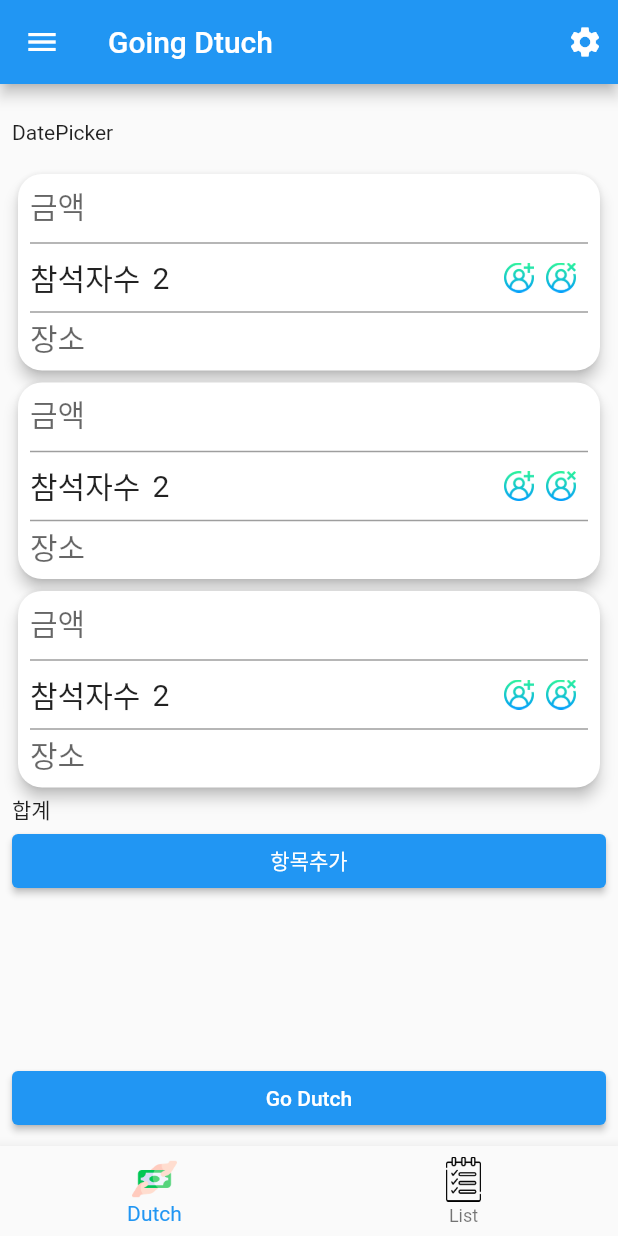
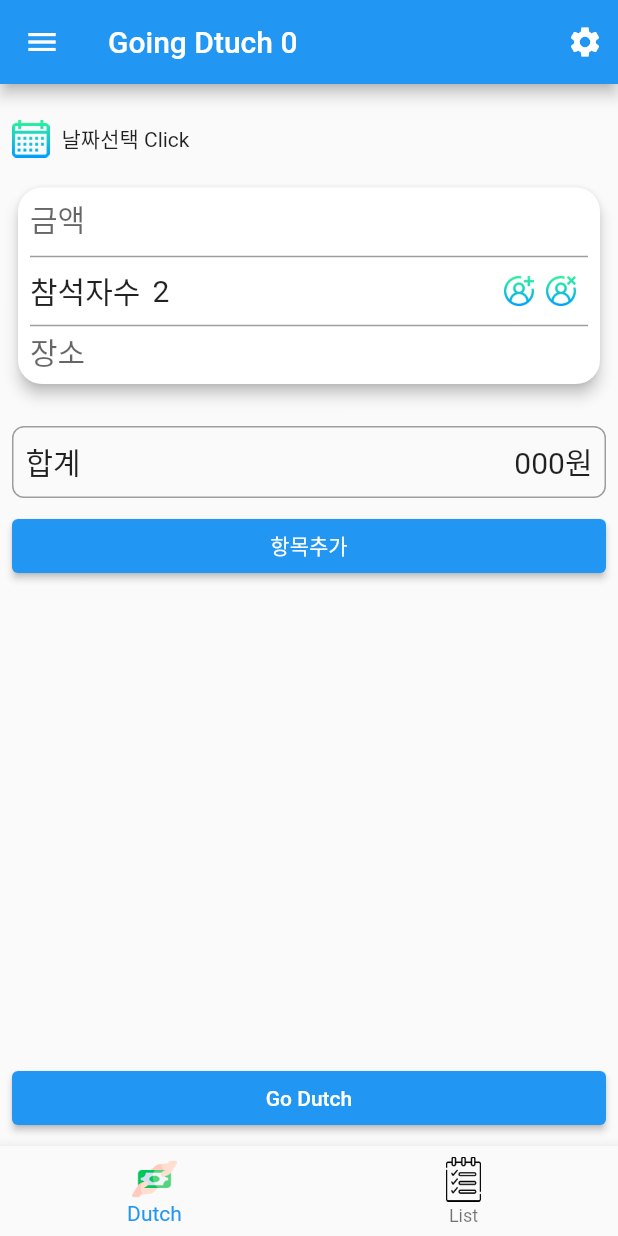
Before and after one commit to sirorong2/going_dutch, a Flutter app: the screen it shows after launch, on a phone screen of 412 x 824 dp. Run offline on Flutter 3.47's test engine with Material 2 defaults, Android fonts, the light colour scheme and no system bars; missing offline and left inert: kpostal.

Commit message:
202302022058

```diff
--- a/lib/screen/dutch_list.dart
+++ b/lib/screen/dutch_list.dart
@@ -1,12 +1,21 @@
 import 'package:flutter/material.dart';
+import 'package:kpostal/kpostal.dart';
 
-class DutchList extends StatelessWidget {
-  int attendance=2;
+class DutchList extends StatefulWidget {
+
   DutchList({Key? key}) : super(key: key);
 
   @override
+  State<DutchList> createState() => _DutchListState();
+}
+
+class _DutchListState extends State<DutchList> {
+  int attendance=2;
+
+  int itemMaxCount=1;
+
+  @override
   Widget build(BuildContext context) {
-    int itemMaxCount = 3;
     return ListView.builder(
       itemBuilder: (context, index) {
         return Column(
@@ -14,11 +23,35 @@ class DutchList extends StatelessWidget {
           children: [
             _DutchItemCard(
             ),
-            if (index == itemMaxCount - 1) Text('합계'),
+            SizedBox(height: 8.0,),
             if (index == itemMaxCount - 1)
-              ElevatedButton(
-                onPressed: () {},
-                child: Text('항목추가'),
+              Column(
+                crossAxisAlignment: CrossAxisAlignment.stretch,
+                children: [
+                  SizedBox(height: 16.0,),
+                  Container(
+                    decoration: BoxDecoration(border: Border.all(color: Colors.grey),borderRadius: BorderRadius.circular(8.0)),
+                    child: Padding(
+                      padding: const EdgeInsets.all(8.0),
+                      child: Row(
+                        mainAxisAlignment: MainAxisAlignment.spaceBetween,
+                        children: [
+                          Text('합계',style: TextStyle(fontSize: 20.0),),
+                          Text('000원',style: TextStyle(fontSize: 20.0),),
+                        ],
+                      ),
+                    ),
+                  ),
+                  SizedBox(height: 8.0,),
+                  ElevatedButton(
+                    onPressed: () {
+                      setState(() {
+                        itemMaxCount++;
+                      });
+                    },
+                    child: Text('항목추가'),
+                  ),
+                ],
               ),
           ],
         );
@@ -30,7 +63,7 @@ class DutchList extends StatelessWidget {
 
 class _DutchItemCard extends StatefulWidget {
 
-  _DutchItemCard({Key? key,}) : super(key: key);
+  const _DutchItemCard({Key? key,}) : super(key: key);
 
   @override
   State<_DutchItemCard> createState() => _DutchItemCardState();
@@ -38,6 +71,10 @@ class _DutchItemCard extends StatefulWidget {
 
 class _DutchItemCardState extends State<_DutchItemCard> {
   int attendance=2;
+
+  String postCode = '-';
+  String address = '-';
+
   @override
   Widget build(BuildContext context) {
     return Card(
@@ -132,12 +169,27 @@ class _DutchItemCardState extends State<_DutchItemCard> {
               color: Colors.grey,
             ),
             TextField(
+              onTap: () async {
+                await Navigator.push(
+                  context,
+                  MaterialPageRoute(
+                    builder: (_) => KpostalView(
+                      callback: (Kpostal result) {
+                        setState(() {
+                          this.postCode = result.postCode;
+                          this.address = result.address;
+                        });
+                      },
+                    ),
+                  ),
+                );
+              },
               style: TextStyle(fontSize: 20.0),
               decoration: InputDecoration(
                 border: InputBorder.none,
                 isCollapsed: true,
                 label: Text(
-                  '장소',
+                  this.postCode == '-' || this.address == '-' ? '장소' : this.address,
                   style: TextStyle(fontSize: 20.0),
                 ),
               ),
--- a/lib/screen/dutch_page.dart
+++ b/lib/screen/dutch_page.dart
@@ -1,21 +1,96 @@
 import 'package:flutter/material.dart';
 import 'package:going_dutch/screen/dutch_list.dart';
+import 'package:flutter/cupertino.dart';
 
-class Dutch_page extends StatelessWidget {
-  const Dutch_page({Key? key}) : super(key: key);
+class DutchPage extends StatefulWidget {
+  const DutchPage({Key? key}) : super(key: key);
 
   @override
+  State<DutchPage> createState() => _DutchPageState();
+}
+
+class _DutchPageState extends State<DutchPage> {
+  @override
   Widget build(BuildContext context) {
+    DateTime selectedDate = DateTime(
+      DateTime.now().year,
+      DateTime.now().month,
+      DateTime.now().day,
+    );
+
+    String? datePickerDate;
+    final DateTime now = DateTime.now();
+
     return Padding(
       padding: const EdgeInsets.all(8.0),
       child: Column(
         crossAxisAlignment: CrossAxisAlignment.stretch,
         children: [
-          SizedBox(height: 16.0,),
-          Text('DatePicker'),
-          SizedBox(height: 16.0,),
-          Expanded(child: DutchList()),
-          ElevatedButton(onPressed: (){}, child: Text('Go Dutch'),),
+          SizedBox(
+            height: 16.0,
+          ),
+          Row(
+            children: [
+              GestureDetector(
+                onTap: () {
+                  showCupertinoDialog(
+                    context: context,
+                    barrierDismissible: true,
+                    builder: (BuildContext context) {
+                      return Align(
+                        alignment: Alignment.bottomCenter,
+                        child: Container(
+                          color: Colors.white,
+                          height: 200.0,
+                          child: CupertinoDatePicker(
+                            mode: CupertinoDatePickerMode.date,
+                            initialDateTime: selectedDate,
+                            onDateTimeChanged: (DateTime date) async {
+                              setState(() {
+                                print('datePickerDate = $datePickerDate');
+                                selectedDate = date;
+                                print('selectedDate = $selectedDate');
+                                datePickerDate =
+                                    '${selectedDate.year} ${selectedDate.month} ${selectedDate.day}';
+                                print('datePickerDate = $datePickerDate');
+                              });
+                            },
+                          ),
+                        ),
+                      );
+                    },
+                  );
+                },
+                child: Row(
+                  children: [
+                    Container(
+                      child: Image.asset(
+                        'assets/icons/calendar.png',
+                        width: 25.0,
+                        height: 25.0,
+                      ),
+                    ),
+                    SizedBox(
+                      width: 8.0,
+                    ),
+                    datePickerDate == null
+                        ? Text('날짜선택 Click')
+                        : Text(datePickerDate),
+                  ],
+                ),
+              ),
+            ],
+          ),
+          SizedBox(
+            height: 16.0,
+          ),
+          Expanded(
+            child: DutchList(),
+          ),
+          ElevatedButton(
+            onPressed: () {},
+            child: Text('Go Dutch'),
+          ),
         ],
       ),
     );
--- a/lib/screen/home_screen.dart
+++ b/lib/screen/home_screen.dart
@@ -17,17 +17,17 @@ class _HomeScreenState extends State<HomeScreen> {
     return Scaffold(
       appBar: AppBar(
         leading: Icon(Icons.menu),
-        title: Text('Going Dtuch'),
-        actions: [
+        title: Text('Going Dtuch ${_selectedIndex}'),
+        actions: const [
           Padding(
-            padding: const EdgeInsets.all(10.0),
+            padding: EdgeInsets.all(10.0),
             child: Icon(Icons.settings),
           ),
         ],
       ),
 
       body: Center(
-        child: Dutch_page(),
+        child: DutchPage(),
       ),
       //floatingActionButton: FloatingActionButton(onPressed: (){},child: Icon(Icons.add,)),
 
@@ -51,6 +51,7 @@ class _HomeScreenState extends State<HomeScreen> {
         ],
         currentIndex: _selectedIndex,
         onTap: _bottomNavigationBarTapped,
+
       ),
     );
   }
@@ -62,7 +63,7 @@ class _HomeScreenState extends State<HomeScreen> {
   }
 
   List _SelectedPage = [
-    Dutch_page(),
+    DutchPage(),
     ListPage(),
   ];
 }
--- a/pubspec.yaml
+++ b/pubspec.yaml
@@ -36,6 +36,7 @@ dependencies:
   # The following adds the Cupertino Icons font to your application.
   # Use with the CupertinoIcons class for iOS style icons.
   cupertino_icons: ^1.0.5
+  kpostal: ^0.5.1
 
 dev_dependencies:
   flutter_test:
```
Also changed, not shown: assets/icons/calendar.png (added), pubspec.lock, 7 other files.
